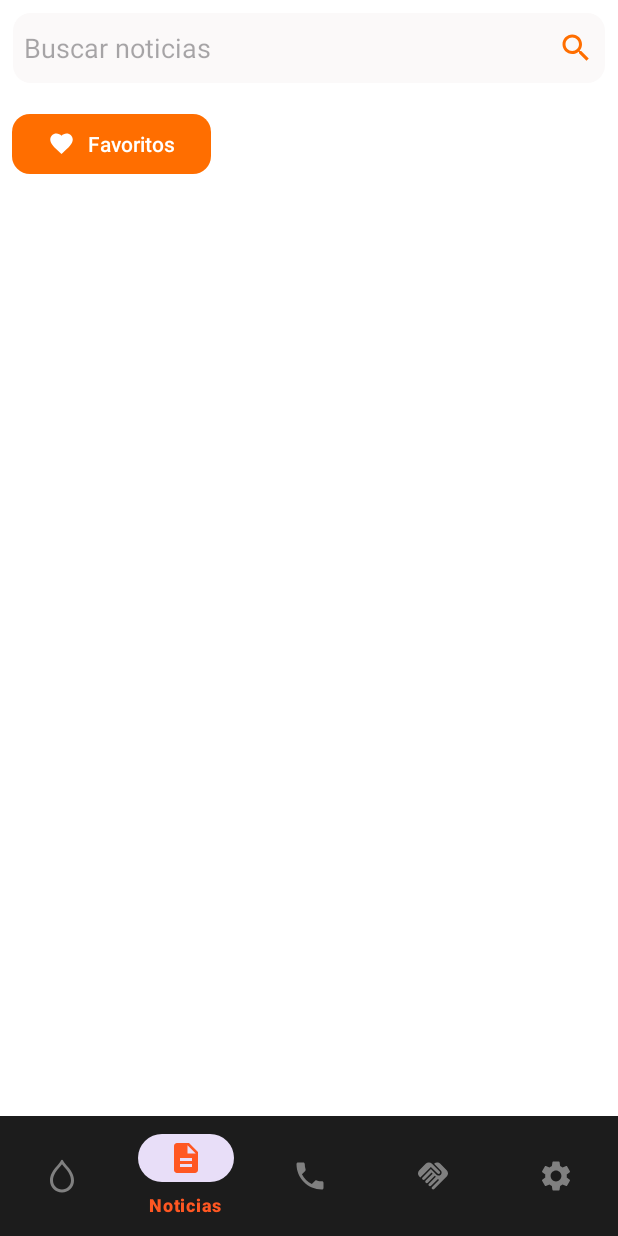
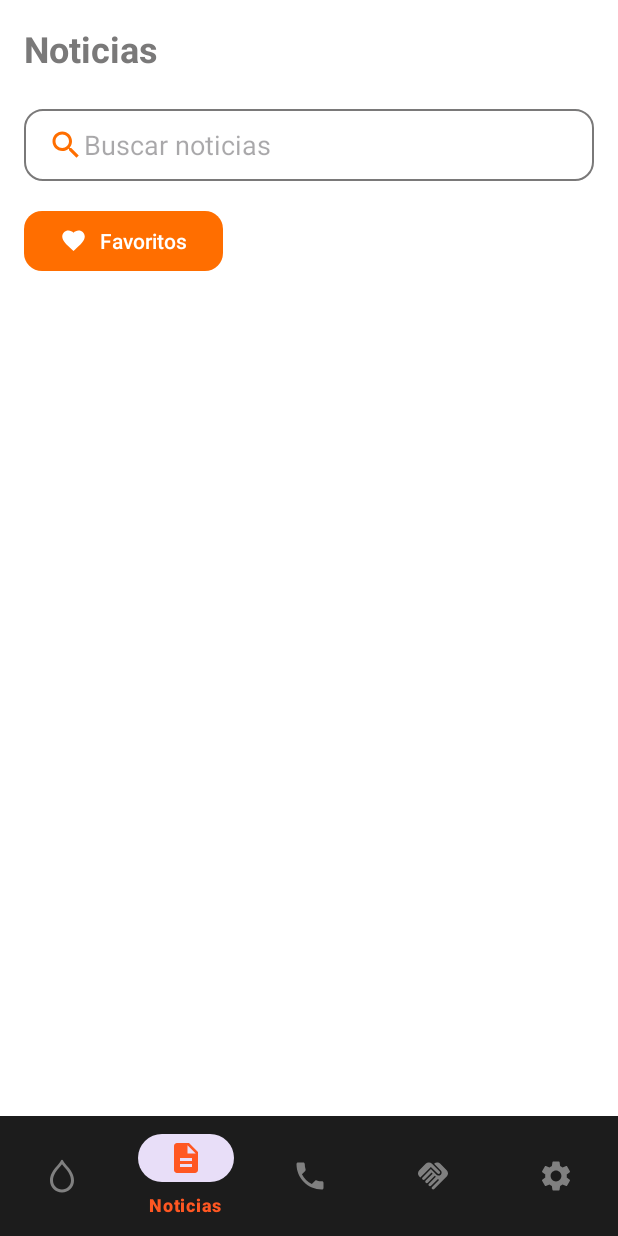
Before and after one commit to RosalesLuis123/Taller, an Android app: the NewsActivity screen opened directly, with no data from a screen before it, on a phone screen of 412 x 824 dp. Run offline under Robolectric (Android 15) with nearby library versions, the phone set to English and light mode, and no system bars; our stand-ins replace Firebase (no records; nobody signed in at launch, a user with empty details on screens opened directly).

Commit message:
Cambios de diseño xml modulo noticias

```diff
--- a/app/src/main/java/com/example/incidios2/ApiService.kt
+++ b/app/src/main/java/com/example/incidios2/ApiService.kt
@@ -5,7 +5,7 @@
 interface ApiService {
     @GET("v2/everything")
     fun getFireNews(
-        @Query("q") query: String = "bolivia incendios",
+        @Query("q") query: String = "incendios forestales bolivia",
         @Query("language") language: String = "es",
         @Query("apiKey") apiKey: String = "8f4d6ca80fba47848a503c0e692016ab"
     ): Call<NewsResponse>
--- /dev/null
+++ b/app/src/main/res/drawable/card_busqueda.xml
@@ -0,0 +1,6 @@
+<?xml version="1.0" encoding="utf-8"?>
+<shape xmlns:android="http://schemas.android.com/apk/res/android">
+    <solid android:color="@android:color/white" />  <!-- Color de fondo -->
+    <corners android:radius="12dp" />  <!-- Borde redondeado -->
+    <stroke android:color="@color/color_text_1" android:width="1dp" />
+</shape>
--- a/app/src/main/res/layout/activity_news.xml
+++ b/app/src/main/res/layout/activity_news.xml
@@ -9,42 +9,50 @@
     tools:context=".NewsActivity"
     tools:ignore="ExtraText">
 
-    <RelativeLayout
-        android:id="@+id/relativeLayout"
-        android:layout_width="match_parent"
+    <TextView
+        android:id="@+id/textView"
+        android:layout_width="wrap_content"
         android:layout_height="wrap_content"
-        android:layout_margin="8dp"
-        app:layout_constraintEnd_toEndOf="parent"
+        android:layout_marginStart="16dp"
+        android:layout_marginTop="16dp"
+        android:text="Noticias"
+        android:textColor="@color/color_text_1"
+        android:textSize="24dp"
+        android:textStyle="bold"
         app:layout_constraintStart_toStartOf="parent"
-        app:layout_constraintTop_toTopOf="parent">
+        app:layout_constraintTop_toTopOf="parent" />
 
     <EditText
         android:id="@+id/searchBar"
         android:layout_width="match_parent"
         android:layout_height="wrap_content"
-            android:background="@drawable/card_background"
+        android:layout_marginStart="16dp"
+        android:layout_marginTop="24dp"
+        android:layout_marginEnd="16dp"
+        android:background="@drawable/card_busqueda"
+        android:drawableStart="@drawable/baseline_search_24"
+        android:drawableTint="@color/orange"
         android:hint="Buscar noticias"
         android:minHeight="48dp"
+        android:paddingStart="16dp"
+        android:paddingEnd="16dp"
         android:textColor="@color/color_text_1"
-            android:drawableEnd="@drawable/baseline_search_24"
-            android:drawableTint="@color/orange"
         app:layout_constraintEnd_toEndOf="parent"
         app:layout_constraintStart_toStartOf="parent"
-            app:layout_constraintTop_toTopOf="parent" />
-    </RelativeLayout>
+        app:layout_constraintTop_toBottomOf="@+id/textView" />
 
     <com.google.android.material.button.MaterialButton
         android:id="@+id/filterButtonFavorite"
         android:layout_width="wrap_content"
         android:layout_height="wrap_content"
-        android:layout_marginStart="8dp"
+        android:layout_marginStart="16dp"
         android:layout_marginTop="16dp"
         android:text="Favoritos"
         app:backgroundTint="@color/orange"
         app:cornerRadius="12dp"
         app:icon="@drawable/icon_favorite_activo"
         app:layout_constraintStart_toStartOf="parent"
-        app:layout_constraintTop_toBottomOf="@+id/relativeLayout" />
+        app:layout_constraintTop_toBottomOf="@+id/searchBar" />
 
     <androidx.recyclerview.widget.RecyclerView
         android:id="@+id/recyclerView"
@@ -57,7 +65,8 @@
         app:layout_constraintStart_toStartOf="parent"
         app:layout_constraintTop_toBottomOf="@+id/filterButtonFavorite"
         app:layout_constraintVertical_bias="1.0"
-        tools:ignore="NotSibling" />
+        tools:ignore="NotSibling"
+        android:overScrollMode="always"/>
 
     <com.google.android.material.bottomnavigation.BottomNavigationView
         android:id="@+id/bottom_navigation"
```
Lines whose indentation alone changed are shown as unchanged.
